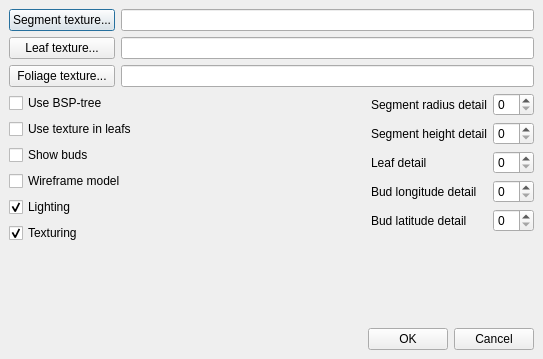
Before: the Qt Designer form qt-workbench/viz_config.ui in lignumsystem/lignum-core, drawn with Qt 5.
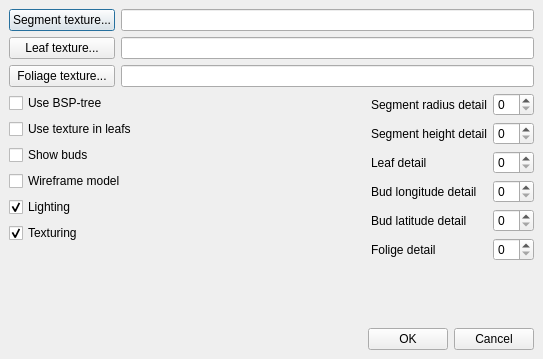
After: the same form once the commit is applied.

Commit message: Added a spin box for changing the detail of foliage.

Patch:
```diff
--- a/qt-workbench/viz_config.ui
+++ b/qt-workbench/viz_config.ui
@@ -267,6 +267,13 @@
                </property>
               </widget>
              </item>
+             <item>
+              <widget class="QLabel" name="foliageLabe" >
+               <property name="text" >
+                <string>Folige detail</string>
+               </property>
+              </widget>
+             </item>
             </layout>
            </item>
            <item>
@@ -292,6 +299,9 @@
              <item>
               <widget class="QSpinBox" name="budlaBox" />
              </item>
+             <item>
+              <widget class="QSpinBox" name="foliageBox" />
+             </item>
             </layout>
            </item>
           </layout>
```
The commit also changes 1 other file.
